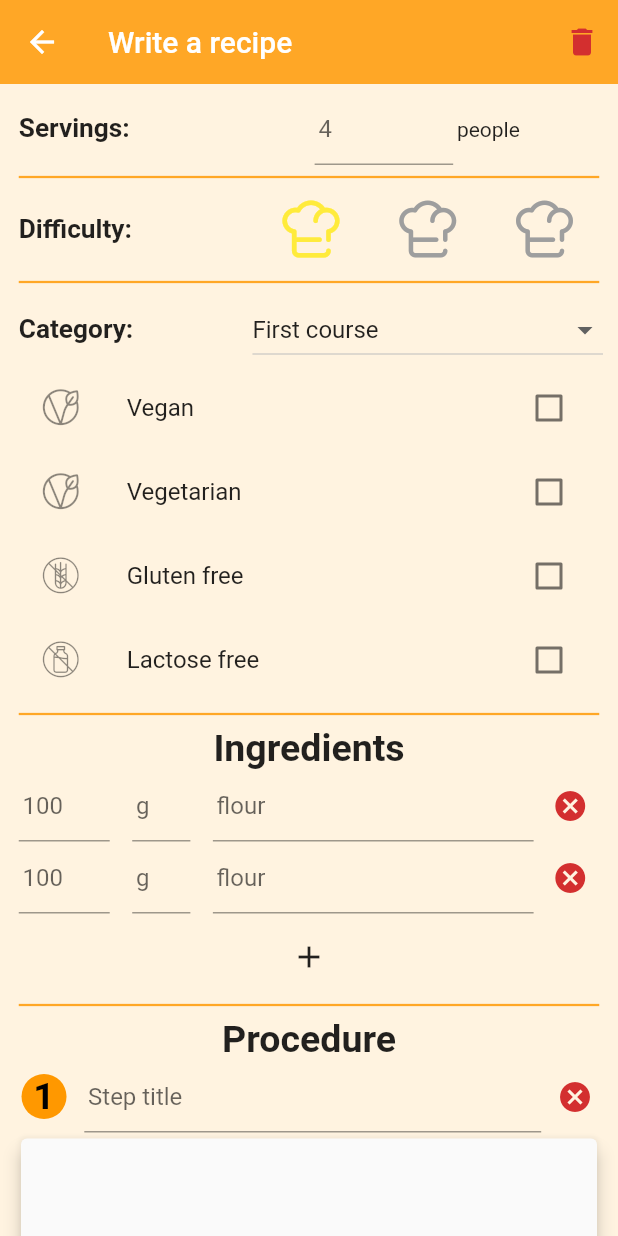
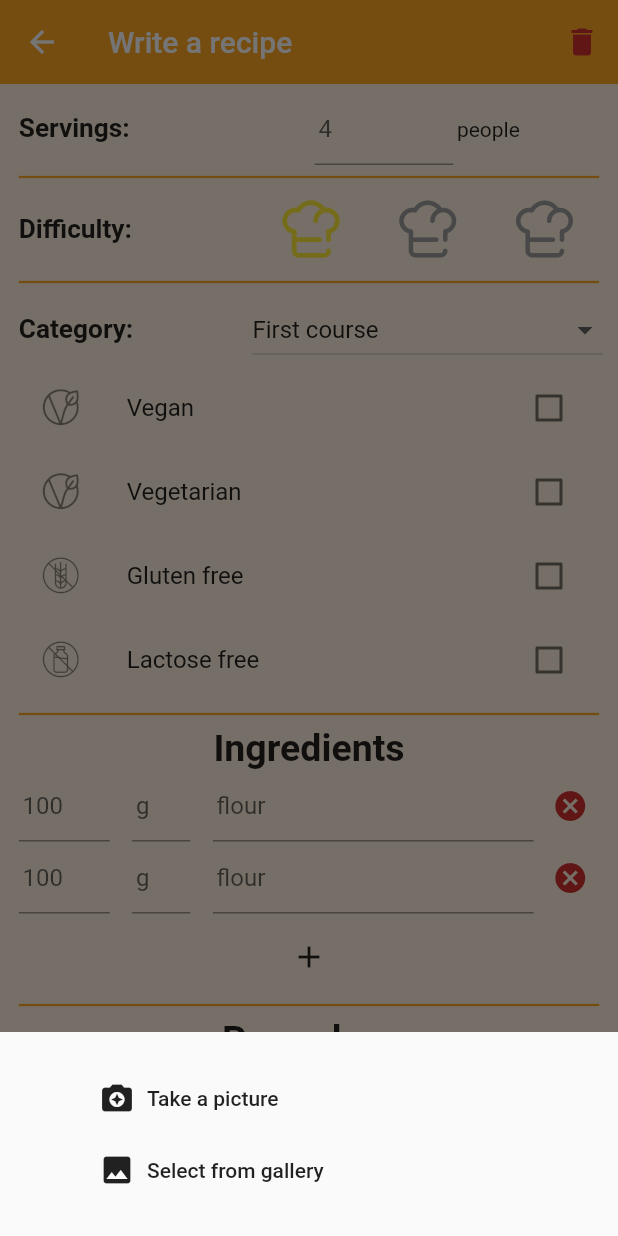
Before and after one commit to Alepassoni24/DIMA-project, a Flutter app: the WriteRecipeView screen opened by its route, scrolled down 576 dp, after a tap on the "add" icon, after a tap on the "add a photo" icon, on a phone screen of 412 x 824 dp. Run offline on Flutter 3.47's test engine with Material 2 defaults, Android fonts, the phone set to English and light mode, and no system bars; our stand-ins replace cloud_firestore, firebase_auth, firebase_core, firebase_storage, flutter_spinkit, google_sign_in and 1 more; missing offline and left inert: flutter_login_facebook; accounts and stored records are empty.

Commit message:
Added image choice from gallery, set limit to ingredients and steps

```diff
--- a/lib/screens/writeRecipe/add_image_button.dart
+++ b/lib/screens/writeRecipe/add_image_button.dart
@@ -20,14 +20,6 @@ class AddImageButton extends StatelessWidget {
     this.borderRadius,
   });
 
-  Future getImage() async {
-    final pickedFile = await _picker.getImage(source: ImageSource.camera);
-
-    if (pickedFile != null) {
-      setFatherImage(File(pickedFile.path));
-    }
-  }
-
   @override
   Widget build(BuildContext context) {
     return Container(
@@ -43,9 +35,49 @@ class AddImageButton extends StatelessWidget {
                 : (imageURL != null
                     ? ImageContainer(NetworkImage(imageURL), borderRadius)
                     : Icon(Icons.add_a_photo_outlined)),
-            onTap: getImage),
+            onTap: () => showChoosingPanel(context)),
       ),
     );
+  }
+
+  void showChoosingPanel(BuildContext context) {
+    showModalBottomSheet(
+        context: context,
+        builder: (context) {
+          return Container(
+              padding: EdgeInsets.symmetric(horizontal: 50, vertical: 20),
+              child: Column(mainAxisSize: MainAxisSize.min, children: [
+                FlatButton(
+                    onPressed: () => getImage(context, ImageSource.camera),
+                    child: Row(children: [
+                      Icon(Icons.camera_enhance),
+                      Padding(
+                          padding: const EdgeInsets.only(left: 8.0),
+                          child: Text(
+                            'Take a picture',
+                          )),
+                    ])),
+                FlatButton(
+                    onPressed: () => getImage(context, ImageSource.gallery),
+                    child: Row(children: [
+                      Icon(Icons.photo),
+                      Padding(
+                        padding: const EdgeInsets.only(left: 8.0),
+                        child: Text(
+                          'Select from gallery',
+                        ),
+                      ),
+                    ])),
+              ]));
+        });
+  }
+
+  Future<void> getImage(BuildContext context, ImageSource imageSource) async {
+    Navigator.of(context).pop();
+    final PickedFile pickedFile = await _picker.getImage(source: imageSource);
+    if (pickedFile != null) {
+      setFatherImage(File(pickedFile.path));
+    }
   }
 }
 
--- a/lib/screens/writeRecipe/write_recipe_view.dart
+++ b/lib/screens/writeRecipe/write_recipe_view.dart
@@ -153,12 +153,14 @@ class WriteRecipeViewState extends State<WriteRecipeView> {
     }
 
     // Add button
+    if (_ingredientsData.length < 30) {
       _ingredients.add(Padding(
           padding: EdgeInsets.only(left: 2.5, right: 2.5),
           child: FlatButton(
               child: Icon(Icons.add_outlined),
               minWidth: double.infinity,
               onPressed: addIngredient)));
+    }
     return _ingredients;
   }
 
@@ -184,13 +186,14 @@ class WriteRecipeViewState extends State<WriteRecipeView> {
     }
 
     // Add button
+    if (_stepsData.length < 20) {
       _steps.add(Padding(
           padding: EdgeInsets.only(left: 2.5, right: 2.5),
           child: FlatButton(
               child: Icon(Icons.add_outlined),
               minWidth: double.infinity,
-          onPressed: addStep),
-    ));
+              onPressed: addStep)));
+    }
     return _steps;
   }
 
```
Lines whose indentation alone changed are shown as unchanged.
